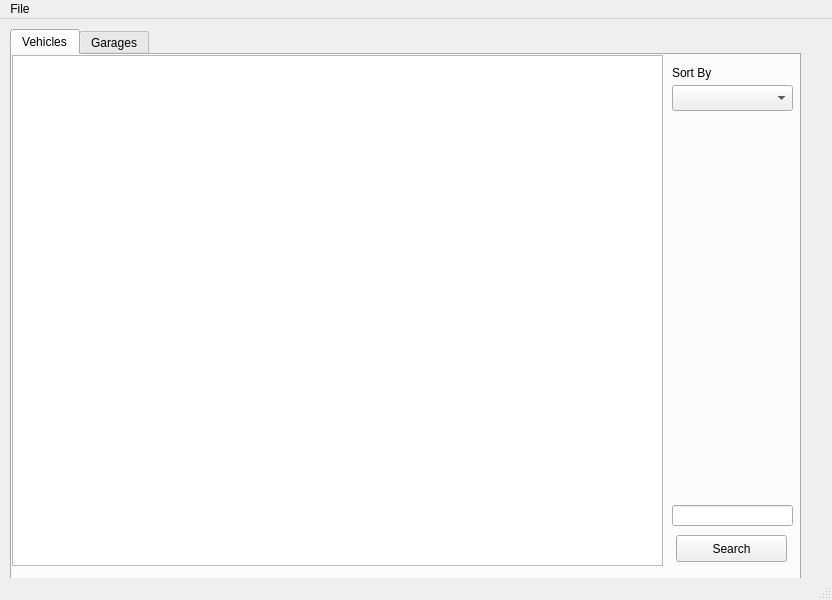
This is Main_Window.ui in unwisegeek/GTAGarageTracker as Qt 5 draws it before an edit. The edited form follows.
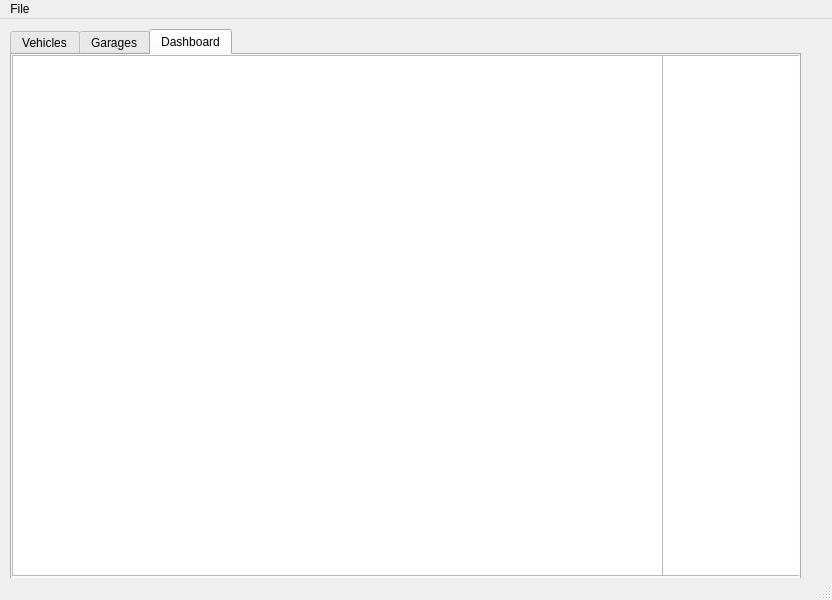
This is the edited form.

Commit message: * Dashboard Functionality

```diff
--- a/Main_Window.ui
+++ b/Main_Window.ui
@@ -24,7 +24,7 @@
      </rect>
     </property>
     <property name="currentIndex">
-     <number>0</number>
+     <number>2</number>
     </property>
     <widget class="QWidget" name="tabVehicles">
      <attribute name="title">
@@ -148,6 +148,31 @@
       </property>
      </widget>
     </widget>
+    <widget class="QWidget" name="tabDashboard">
+     <attribute name="title">
+      <string>Dashboard</string>
+     </attribute>
+     <widget class="QTableView" name="tableDashboard">
+      <property name="geometry">
+       <rect>
+        <x>0</x>
+        <y>0</y>
+        <width>651</width>
+        <height>521</height>
+       </rect>
+      </property>
+     </widget>
+     <widget class="QListWidget" name="listDashboard">
+      <property name="geometry">
+       <rect>
+        <x>650</x>
+        <y>0</y>
+        <width>141</width>
+        <height>521</height>
+       </rect>
+      </property>
+     </widget>
+    </widget>
    </widget>
   </widget>
   <widget class="QMenuBar" name="menubar">
```
The commit also changes 6 other files.
